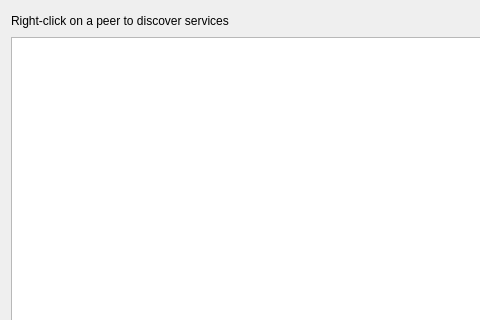
The window that galacteek/ui/peersmgr.ui (pinnaculum/galacteek) describes before a commit, drawn with Qt 5; both pictures show x 0 to 480 and y 0 to 320 of the 639 by 422 pixel window.
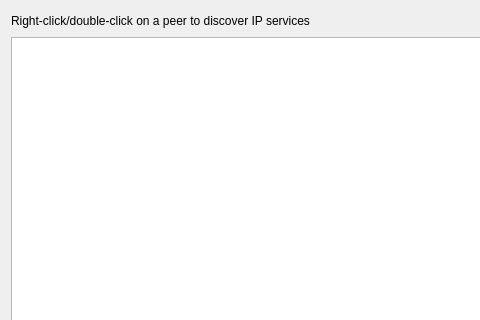
The same window after the commit.

```diff
--- a/galacteek/ui/peersmgr.ui
+++ b/galacteek/ui/peersmgr.ui
@@ -21,7 +21,7 @@
        <item>
         <widget class="QLabel" name="label">
          <property name="text">
-          <string>Right-click on a peer to discover services</string>
+          <string>Right-click/double-click on a peer to discover IP services</string>
          </property>
         </widget>
        </item>
```
